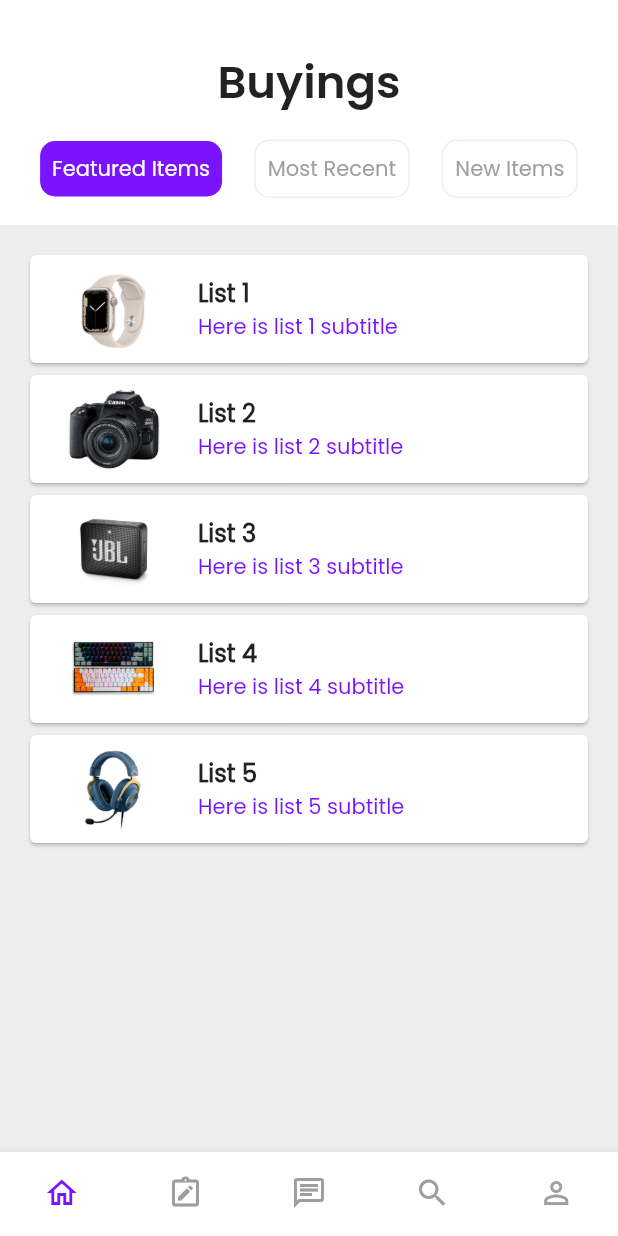
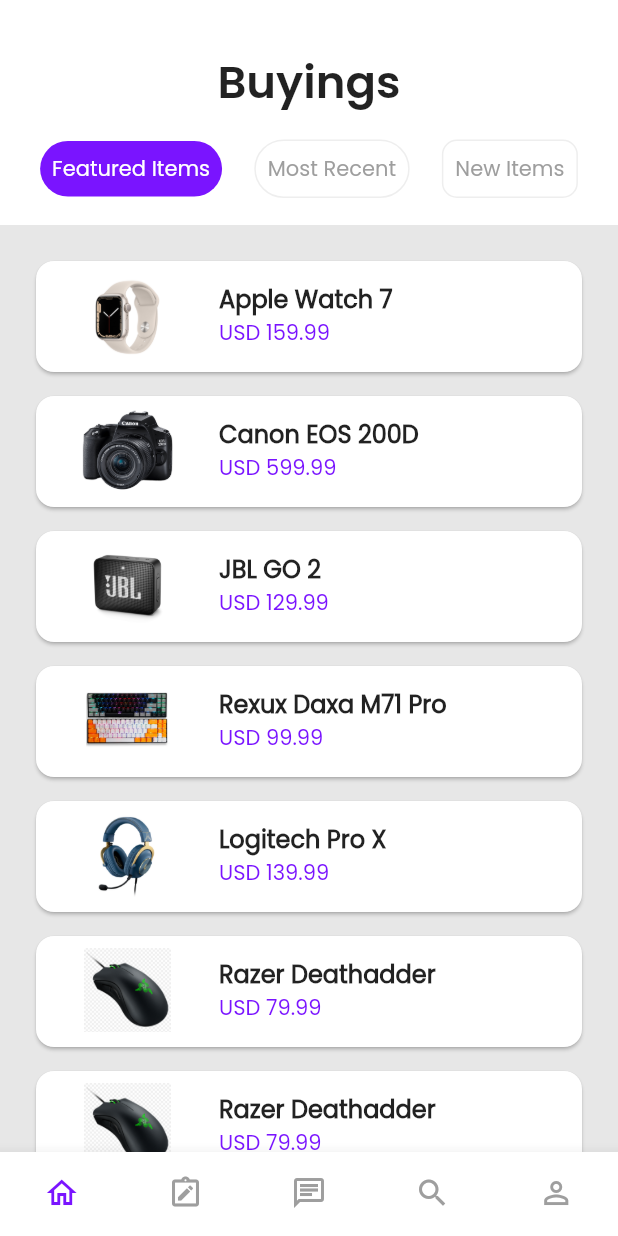
Before and after one commit to YogaRahmahadi/listview_builder_flutter, a Flutter app: the screen it shows after launch, on a phone screen of 412 x 824 dp. Run offline on Flutter 3.47's test engine with Material 2 defaults, Android fonts, the phone set to English and light mode, and no system bars.

Commit message:
Update ListTile

```diff
--- a/lib/main.dart
+++ b/lib/main.dart
@@ -12,13 +12,14 @@ class MyApp extends StatelessWidget {
   @override
   Widget build(BuildContext context) {
     return MaterialApp(
-        title: 'Flutter Demo',
+        title: 'Listview Builder',
         theme: ThemeData(
             primarySwatch: Colors.blue,
-            scaffoldBackgroundColor: const Color(0xffeeeeee)),
+            scaffoldBackgroundColor: const Color.fromARGB(255, 231, 231, 231)),
         debugShowCheckedModeBanner: false,
         home: Scaffold(
-          body: Column(
+          body: SingleChildScrollView(
+            child: Column(
               children: [
                 Container(
                   padding: const EdgeInsets.all(16),
@@ -28,6 +29,7 @@ class MyApp extends StatelessWidget {
                 ),
                 ListViewBody(),
               ],
+            ),
           ),
           bottomNavigationBar: BottomNavigationBar(
               backgroundColor: Colors.white,
--- a/lib/partials/Header.dart
+++ b/lib/partials/Header.dart
@@ -27,7 +27,7 @@ class Header extends StatelessWidget {
             Container(
               padding: const EdgeInsets.all(8),
               decoration: BoxDecoration(
-                borderRadius: BorderRadius.circular(10),
+                borderRadius: BorderRadius.circular(24),
                 color: const Color.fromARGB(255, 122, 20, 255),
               ),
               child: const Text(
@@ -41,7 +41,7 @@ class Header extends StatelessWidget {
             Container(
               padding: const EdgeInsets.all(8),
               decoration: BoxDecoration(
-                borderRadius: BorderRadius.circular(10),
+                borderRadius: BorderRadius.circular(24),
                 border: Border.all(color: Colors.grey.shade200),
               ),
               child: const Text(
--- a/lib/partials/ListViewBody.dart
+++ b/lib/partials/ListViewBody.dart
@@ -6,18 +6,24 @@ class ListViewBody extends StatelessWidget {
   }) : super(key: key);
 
   final titles = [
-    "List 1",
-    "List 2",
-    "List 3",
-    "List 4",
-    "List 5",
+    "Apple Watch 7",
+    "Canon EOS 200D",
+    "JBL GO 2",
+    "Rexux Daxa M71 Pro",
+    "Logitech Pro X",
+    "Razer Deathadder",
+    "Razer Deathadder",
+    "Razer Deathadder",
   ];
   final subtitles = [
-    "Here is list 1 subtitle",
-    "Here is list 2 subtitle",
-    "Here is list 3 subtitle",
-    "Here is list 4 subtitle",
-    "Here is list 5 subtitle",
+    "USD 159.99",
+    "USD 599.99",
+    "USD 129.99",
+    "USD 99.99",
+    "USD 139.99",
+    "USD 79.99",
+    "USD 79.99",
+    "USD 79.99",
   ];
   final image = [
     "assets/images/apple_watch_7.jpg",
@@ -25,6 +31,9 @@ class ListViewBody extends StatelessWidget {
     "assets/images/jbl_go_2.jpg",
     "assets/images/rexus_daxa_m71_pro.jpg",
     "assets/images/logitech_pro_x.jpg",
+    "assets/images/razer_deathadder.jpg",
+    "assets/images/razer_deathadder.jpg",
+    "assets/images/razer_deathadder.jpg",
   ];
 
   @override
@@ -34,7 +43,13 @@ class ListViewBody extends StatelessWidget {
         shrinkWrap: true,
         itemCount: titles.length,
         itemBuilder: (context, index) {
-          return Card(
+          return SizedBox(
+            height: 90,
+            child: Card(
+                margin: const EdgeInsets.all(8),
+                shape: RoundedRectangleBorder(
+                  borderRadius: BorderRadius.circular(12),
+                ),
                 child: ListTile(
                   title: Text(
                     titles[index],
@@ -52,9 +67,10 @@ class ListViewBody extends StatelessWidget {
                   ),
                   leading: Image.asset(
                     image[index],
-              width: 80,
+                    width: 90,
                   ),
-          ));
+                )),
+          );
         });
   }
 }
```
Also changed, not shown: assets/images/razer_deathadder.jpg (added). Lines whose indentation alone changed are shown as unchanged.
